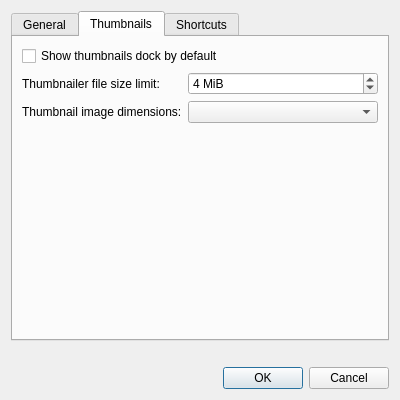
Before: the Qt Designer form src/preferencesdialog.ui in lxqt/lximage-qt, drawn with Qt 5.
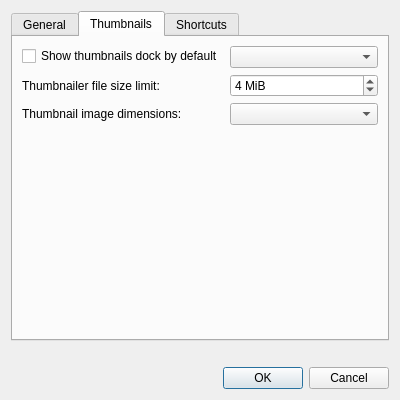
After: the same form once the commit is applied. The open tabs and pages were chosen to show the change. Custom widgets are drawn as their Qt base class.

Commit message: Add option to change Thumbnails dock position (#441)

Diff of the .ui file:
```diff
--- a/src/preferencesdialog.ui
+++ b/src/preferencesdialog.ui
@@ -131,13 +131,16 @@
        <string>Thumbnails</string>
       </attribute>
       <layout class="QFormLayout" name="formLayout_2">
-       <item row="0" column="0" colspan="2">
+       <item row="0" column="0">
         <widget class="QCheckBox" name="thumbnailBox">
          <property name="text">
           <string>Show thumbnails dock by default</string>
          </property>
         </widget>
        </item>
+       <item row="0" column="1">
+        <widget class="QComboBox" name="thumbnailsPositionComboBox"/>
+       </item>
        <item row="1" column="0">
         <widget class="QLabel" name="thumbnailLabel">
          <property name="text">
```
The commit also changes 5 other files.
